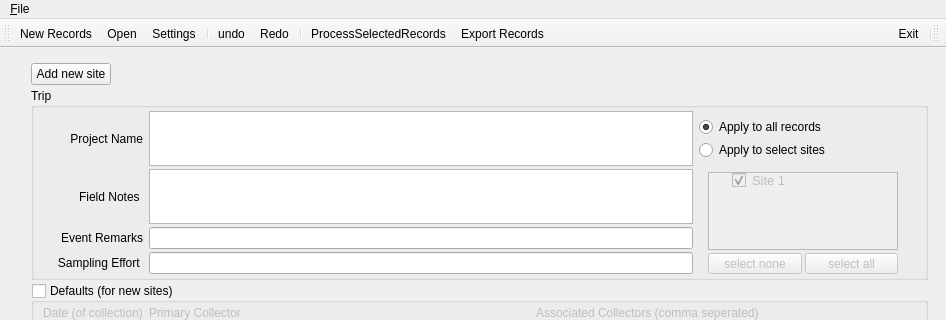
Qt form ui/TestUI.ui (CapPow/collBook) before a commit; both pictures show x 0 to 946 and y 0 to 320 of the 946 by 686 pixel window.
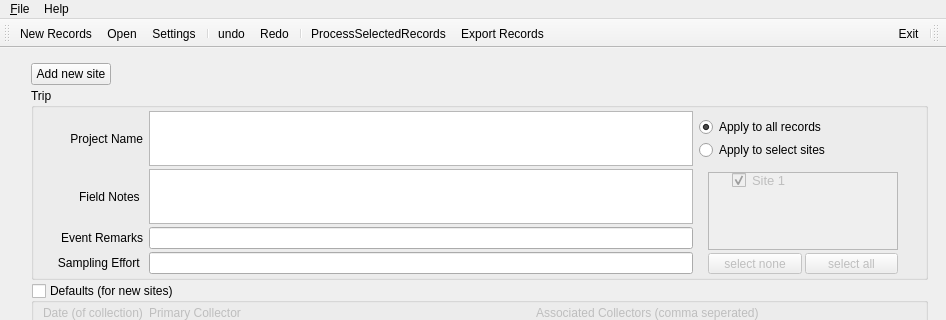
The same form after that commit. Icons and pictures are not drawn. Custom widgets are drawn as their Qt base class.

What changed in the file:
```diff
--- a/ui/TestUI.ui
+++ b/ui/TestUI.ui
@@ -1493,7 +1493,13 @@
     <addaction name="separator"/>
     <addaction name="action_Exit"/>
    </widget>
+   <widget class="QMenu" name="menuHelp">
+    <property name="title">
+     <string>Help</string>
+    </property>
+   </widget>
    <addaction name="menu_File"/>
+   <addaction name="menuHelp"/>
   </widget>
   <widget class="QToolBar" name="left_toolBar">
    <property name="windowTitle">
```
Left out of the diff: 17 changed lines with no effect on the pictures.
